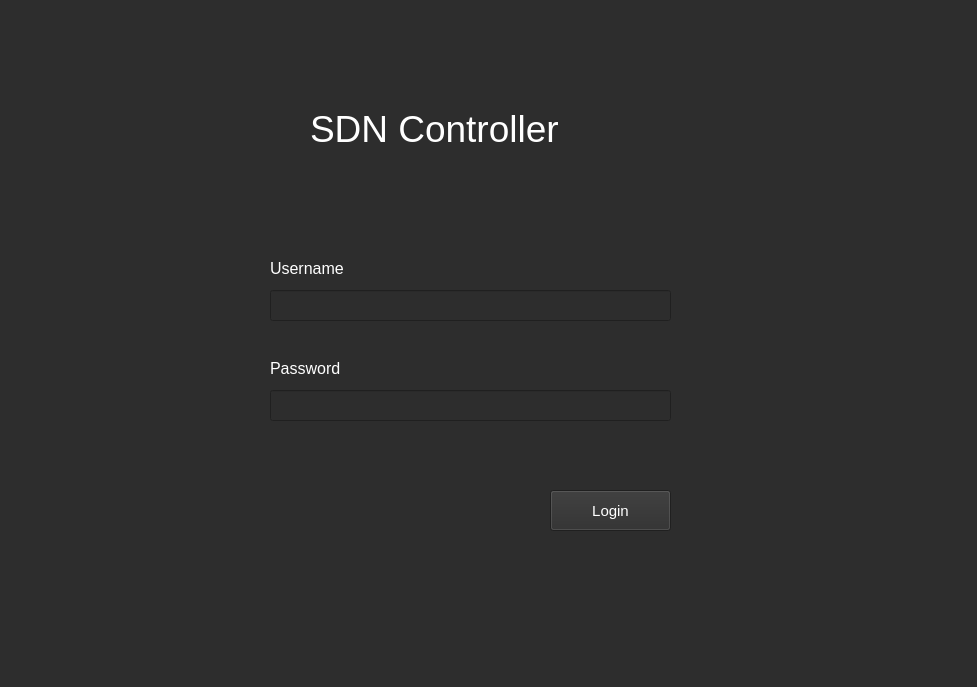
The window that UI/Login.ui (monico18/LTI-SDN-Controller) describes before a commit, drawn with Qt 5.
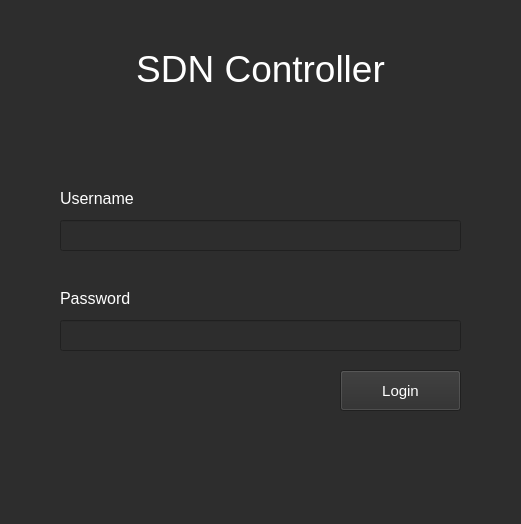
The same window after the commit.

Commit message: Refactor login logic in SDN controller

Diff of the .ui file:
```diff
--- a/UI/Login.ui
+++ b/UI/Login.ui
@@ -2,14 +2,38 @@
 <ui version="4.0">
  <class>LoginPage</class>
  <widget class="QMainWindow" name="LoginPage">
+  <property name="windowModality">
+   <enum>Qt::NonModal</enum>
+  </property>
+  <property name="enabled">
+   <bool>true</bool>
+  </property>
   <property name="geometry">
    <rect>
     <x>0</x>
     <y>0</y>
-    <width>977</width>
-    <height>687</height>
+    <width>521</width>
+    <height>524</height>
    </rect>
   </property>
+  <property name="sizePolicy">
+   <sizepolicy hsizetype="Fixed" vsizetype="Fixed">
+    <horstretch>0</horstretch>
+    <verstretch>0</verstretch>
+   </sizepolicy>
+  </property>
+  <property name="minimumSize">
+   <size>
+    <width>521</width>
+    <height>524</height>
+   </size>
+  </property>
+  <property name="maximumSize">
+   <size>
+    <width>521</width>
+    <height>524</height>
+   </size>
+  </property>
   <property name="focusPolicy">
    <enum>Qt::StrongFocus</enum>
   </property>
@@ -23,8 +47,8 @@
    <widget class="QLineEdit" name="password">
     <property name="geometry">
      <rect>
-      <x>270</x>
-      <y>390</y>
+      <x>60</x>
+      <y>320</y>
       <width>401</width>
       <height>31</height>
      </rect>
@@ -68,6 +92,15 @@
          </color>
         </brush>
        </colorrole>
+       <colorrole role="PlaceholderText">
+        <brush brushstyle="NoBrush">
+         <color alpha="128">
+          <red>255</red>
+          <green>255</green>
+          <blue>255</blue>
+         </color>
+        </brush>
+       </colorrole>
       </active>
       <inactive>
        <colorrole role="Button">
@@ -106,6 +139,15 @@
          </color>
         </brush>
        </colorrole>
+       <colorrole role="PlaceholderText">
+        <brush brushstyle="NoBrush">
+         <color alpha="128">
+          <red>255</red>
+          <green>255</green>
+          <blue>255</blue>
+         </color>
+        </brush>
+       </colorrole>
       </inactive>
       <disabled>
        <colorrole role="Button">
@@ -144,6 +186,15 @@
          </color>
         </brush>
        </colorrole>
+       <colorrole role="PlaceholderText">
+        <brush brushstyle="NoBrush">
+         <color alpha="128">
+          <red>255</red>
+          <green>255</green>
+          <blue>255</blue>
+         </color>
+        </brush>
+       </colorrole>
       </disabled>
      </palette>
     </property>
@@ -165,9 +216,9 @@
    <widget class="QLabel" name="SDNControllerLabel">
     <property name="geometry">
      <rect>
-      <x>310</x>
-      <y>100</y>
-      <width>307</width>
+      <x>0</x>
+      <y>40</y>
+      <width>521</width>
       <height>57</height>
      </rect>
     </property>
@@ -309,6 +360,15 @@
          </color>
         </brush>
        </colorrole>
+       <colorrole role="PlaceholderText">
+        <brush brushstyle="NoBrush">
+         <color alpha="128">
+          <red>0</red>
+          <green>0</green>
+          <blue>0</blue>
+         </color>
+        </brush>
+       </colorrole>
       </active>
       <inactive>
        <colorrole role="WindowText">
@@ -446,6 +506,15 @@
          </color>
         </brush>
        </colorrole>
+       <colorrole role="PlaceholderText">
+        <brush brushstyle="NoBrush">
+         <color alpha="128">
+          <red>0</red>
+          <green>0</green>
+          <blue>0</blue>
+         </color>
+        </brush>
+       </colorrole>
       </inactive>
       <disabled>
        <colorrole role="WindowText">
@@ -583,6 +652,15 @@
          </color>
         </brush>
        </colorrole>
+       <colorrole role="PlaceholderText">
+        <brush brushstyle="NoBrush">
+         <color alpha="128">
+          <red>0</red>
+          <green>0</green>
+          <blue>0</blue>
+         </color>
+        </brush>
+       </colorrole>
       </disabled>
      </palette>
     </property>
@@ -606,12 +684,18 @@
     <property name="text">
      <string>SDN Controller</string>
     </property>
+    <property name="alignment">
+     <set>Qt::AlignCenter</set>
+    </property>
+    <property name="indent">
+     <number>0</number>
+    </property>
    </widget>
    <widget class="QLabel" name="UsernameLabel">
     <property name="geometry">
      <rect>
-      <x>270</x>
-      <y>260</y>
+      <x>60</x>
+      <y>190</y>
       <width>91</width>
       <height>16</height>
      </rect>
@@ -746,8 +830,8 @@
    <widget class="QLabel" name="PasswordLabel">
     <property name="geometry">
      <rect>
-      <x>270</x>
-      <y>360</y>
+      <x>60</x>
+      <y>290</y>
       <width>91</width>
       <height>16</height>
      </rect>
@@ -882,8 +966,8 @@
    <widget class="QPushButton" name="pushButton">
     <property name="geometry">
      <rect>
-      <x>550</x>
-      <y>490</y>
+      <x>340</x>
+      <y>370</y>
       <width>121</width>
       <height>41</height>
      </rect>
@@ -954,6 +1038,15 @@
          </color>
         </brush>
        </colorrole>
+       <colorrole role="PlaceholderText">
+        <brush brushstyle="NoBrush">
+         <color alpha="128">
+          <red>255</red>
+          <green>255</green>
+          <blue>255</blue>
+         </color>
+        </brush>
+       </colorrole>
       </active>
       <inactive>
        <colorrole role="WindowText">
@@ -1019,6 +1112,15 @@
          </color>
         </brush>
        </colorrole>
+       <colorrole role="PlaceholderText">
+        <brush brushstyle="NoBrush">
+         <color alpha="128">
+          <red>255</red>
+          <green>255</green>
+          <blue>255</blue>
+         </color>
+        </brush>
+       </colorrole>
       </inactive>
       <disabled>
        <colorrole role="WindowText">
@@ -1084,6 +1186,15 @@
          </color>
         </brush>
        </colorrole>
+       <colorrole role="PlaceholderText">
+        <brush brushstyle="NoBrush">
+         <color alpha="128">
+          <red>255</red>
+          <green>255</green>
+          <blue>255</blue>
+         </color>
+        </brush>
+       </colorrole>
       </disabled>
      </palette>
     </property>
@@ -1111,8 +1222,8 @@
    <widget class="QLineEdit" name="username">
     <property name="geometry">
      <rect>
-      <x>270</x>
-      <y>290</y>
+      <x>60</x>
+      <y>220</y>
       <width>401</width>
       <height>31</height>
      </rect>
@@ -1156,6 +1267,15 @@
          </color>
         </brush>
        </colorrole>
+       <colorrole role="PlaceholderText">
+        <brush brushstyle="NoBrush">
+         <color alpha="128">
+          <red>255</red>
+          <green>255</green>
+          <blue>255</blue>
+         </color>
+        </brush>
+       </colorrole>
       </active>
       <inactive>
        <colorrole role="Button">
@@ -1194,6 +1314,15 @@
          </color>
         </brush>
        </colorrole>
+       <colorrole role="PlaceholderText">
+        <brush brushstyle="NoBrush">
+         <color alpha="128">
+          <red>255</red>
+          <green>255</green>
+          <blue>255</blue>
+         </color>
+        </brush>
+       </colorrole>
       </inactive>
       <disabled>
        <colorrole role="Button">
@@ -1232,6 +1361,15 @@
          </color>
         </brush>
        </colorrole>
+       <colorrole role="PlaceholderText">
+        <brush brushstyle="NoBrush">
+         <color alpha="128">
+          <red>255</red>
+          <green>255</green>
+          <blue>255</blue>
+         </color>
+        </brush>
+       </colorrole>
       </disabled>
      </palette>
     </property>
```
The commit also changes 3 other files.
